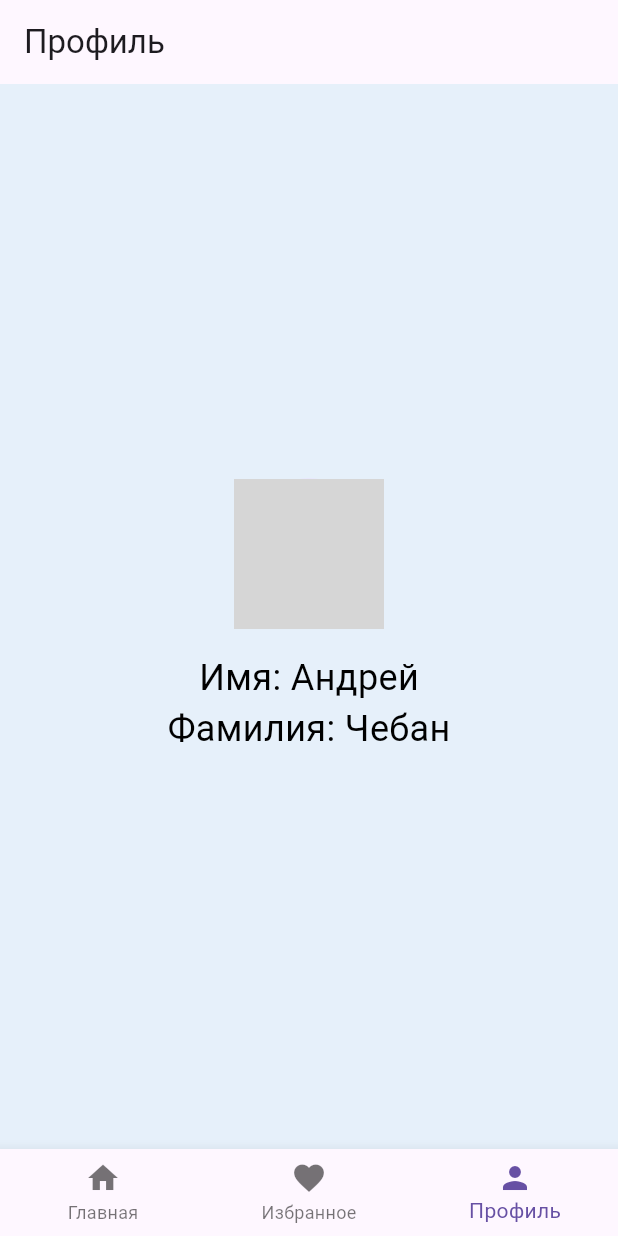
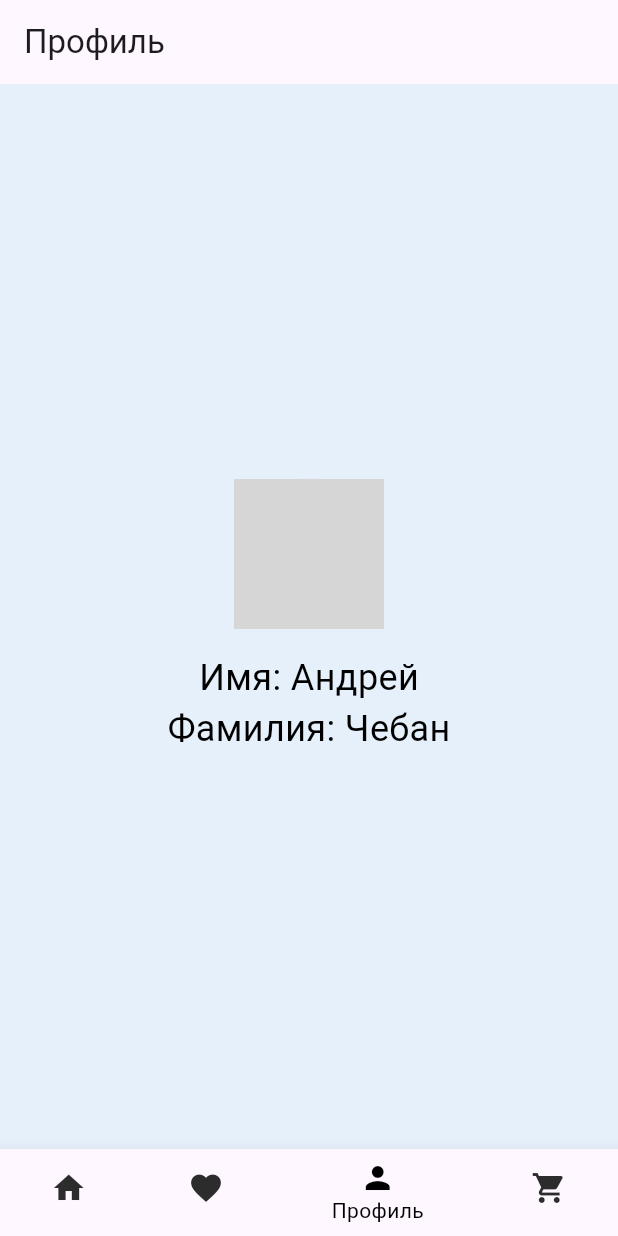
Before and after one commit to LilAz7/pks, a Flutter app: the screen it shows after launch, item 3 of the bottom bar chosen, on a phone screen of 412 x 824 dp. Run offline on Flutter 3.47's test engine with Material 3 defaults, Android fonts, the phone set to English and light mode, and no system bars; network calls fail; grey boxes are pictures that could not be loaded.

Commit message:
Update main.dart

```diff
--- a/lib/main.dart
+++ b/lib/main.dart
@@ -3,6 +3,8 @@ import 'mainpage.dart';    // Главный экран
 import 'favpage.dart';     // Экран "Избранное"
 import 'profilepage.dart'; // Экран "Профиль"
 import 'clothes.dart';     // Модель одежды
+import 'cartpage.dart';    // Экран корзины
+import 'cart_item.dart';   // Модель для корзины
 
 void main() {
   runApp(ClothesApp());
@@ -21,8 +23,8 @@ class ClothesApp extends StatelessWidget {
           bodyMedium: TextStyle(color: Colors.black),
         ),
       ),
-      debugShowCheckedModeBanner: false, // Убираем debug banner
-      home: MainScreen(), // Стартовый экран с навигацией
+      debugShowCheckedModeBanner: false,
+      home: MainScreen(),
     );
   }
 }
@@ -33,25 +35,32 @@ class MainScreen extends StatefulWidget {
 }
 
 class _MainScreenState extends State<MainScreen> {
-  int _selectedIndex = 0; // Индекс выбранного экрана
+  int _selectedIndex = 0;
 
-  List<Clothing> favorites = []; // Список избранного
+  List<Clothing> favorites = [];
+  List<CartItem> cartItems = [];
 
-  // Список экранов
   List<Widget> _screens() => [
-        ClothesList(favorites: favorites, onFavoriteToggle: _toggleFavorite),  // Главная страница (с передачей избранного)
-        FavoritesScreen(favorites: favorites, onFavoriteToggle: _toggleFavorite),  // Экран "Избранное"
-        ProfileScreen(),   // Экран "Профиль"
+        ClothesList(
+          favorites: favorites,
+          onFavoriteToggle: _toggleFavorite,
+          onAddToCart: _addToCart,
+        ),
+        FavoritesScreen(favorites: favorites, onFavoriteToggle: _toggleFavorite),
+        ProfileScreen(),
+        CartScreen(
+          cartItems: cartItems,
+          onRemove: _removeFromCart,
+          onQuantityChange: _changeCartItemQuantity,
+        ),
       ];
 
-  // Метод для изменения индекса при нажатии на нижнюю панель
   void _onItemTapped(int index) {
     setState(() {
       _selectedIndex = index;
     });
   }
 
-  // Метод для добавления/удаления из избранного
   void _toggleFavorite(Clothing clothing) {
     setState(() {
       if (favorites.contains(clothing)) {
@@ -62,13 +71,44 @@ class _MainScreenState extends State<MainScreen> {
     });
   }
 
+  void _addToCart(Clothing clothing) {
+    setState(() {
+      final existingItem = cartItems.firstWhere(
+        (item) => item.name == clothing.name,
+        orElse: () => CartItem(name: clothing.name, imageUrl: clothing.imageUrl, price: clothing.price),
+      );
+
+      if (cartItems.contains(existingItem)) {
+        existingItem.quantity++;
+      } else {
+        cartItems.add(existingItem);
+      }
+    });
+  }
+
+  void _removeFromCart(CartItem cartItem) {
+    setState(() {
+      cartItems.remove(cartItem);
+    });
+  }
+
+  void _changeCartItemQuantity(CartItem cartItem, int newQuantity) {
+    setState(() {
+      if (newQuantity <= 0) {
+        cartItems.remove(cartItem);
+      } else {
+        cartItem.quantity = newQuantity;
+      }
+    });
+  }
+
   @override
   Widget build(BuildContext context) {
     return Scaffold(
-      body: _screens()[_selectedIndex], // Отображение текущего экрана
+      body: _screens()[_selectedIndex],
       bottomNavigationBar: BottomNavigationBar(
-        currentIndex: _selectedIndex, // Текущий выбранный экран
-        onTap: _onItemTapped, // Метод при нажатии
+        currentIndex: _selectedIndex,
+        onTap: _onItemTapped,
         items: const [
           BottomNavigationBarItem(
             icon: Icon(Icons.home),
@@ -82,7 +122,14 @@ class _MainScreenState extends State<MainScreen> {
             icon: Icon(Icons.person),
             label: 'Профиль',
           ),
+          BottomNavigationBarItem(
+            icon: Icon(Icons.shopping_cart),
+            label: 'Корзина',
+          ),
         ],
+        backgroundColor: Colors.black,
+        selectedItemColor: Colors.black,
+        unselectedItemColor: const Color.fromARGB(255, 44, 44, 44),
       ),
     );
   }
```
